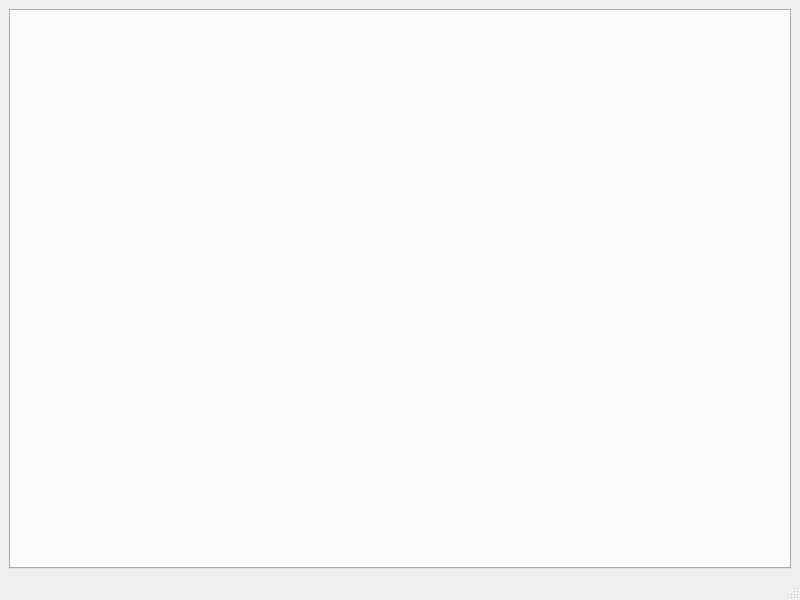
Travh98/nance, file MainWindow.ui: the form before one commit.
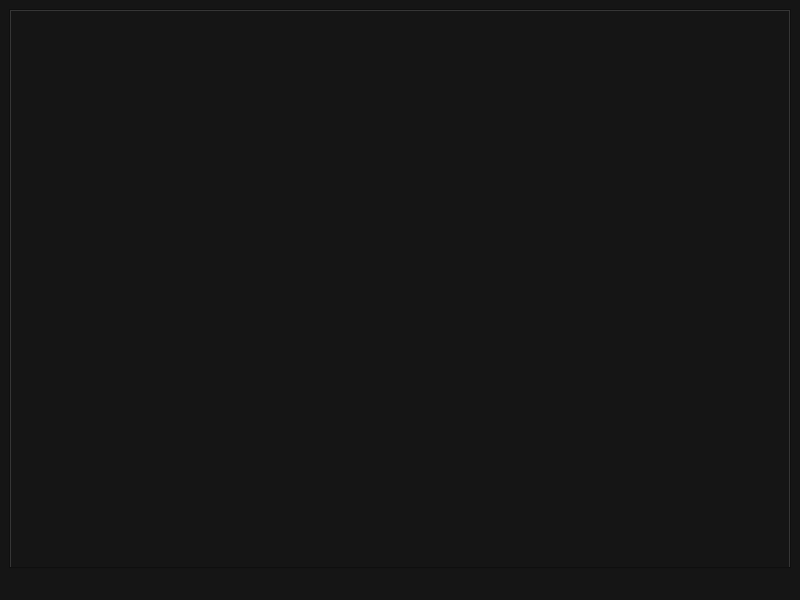
The form after the commit.

What changed in the file:
```diff
--- a/MainWindow.ui
+++ b/MainWindow.ui
@@ -13,6 +13,18 @@
   <property name="windowTitle">
    <string>MainWindow</string>
   </property>
+  <property name="styleSheet">
+   <string notr="true">QWidget
+{
+color: rgb(225, 225, 225);
+background-color: rgb(21, 21, 21);
+}
+QTabBar::tab
+{
+color: rgb(225, 225, 225);
+background-color: rgb(25, 25, 25);
+}</string>
+  </property>
   <widget class="QWidget" name="centralwidget">
    <layout class="QVBoxLayout" name="verticalLayout">
     <item>
```
